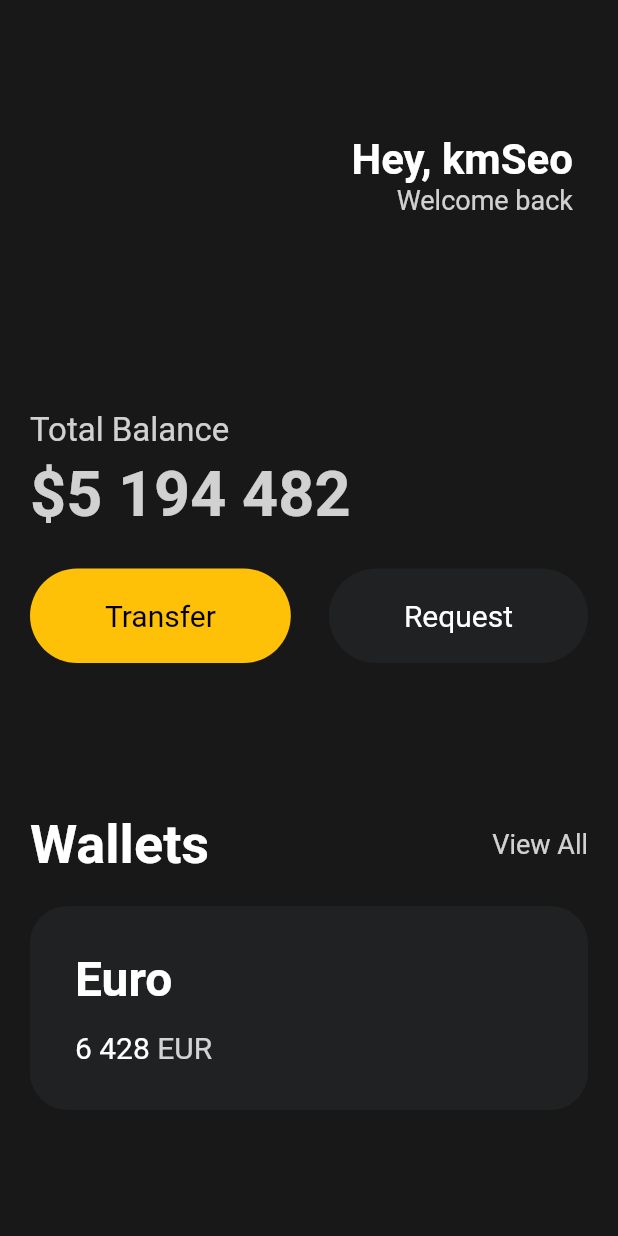
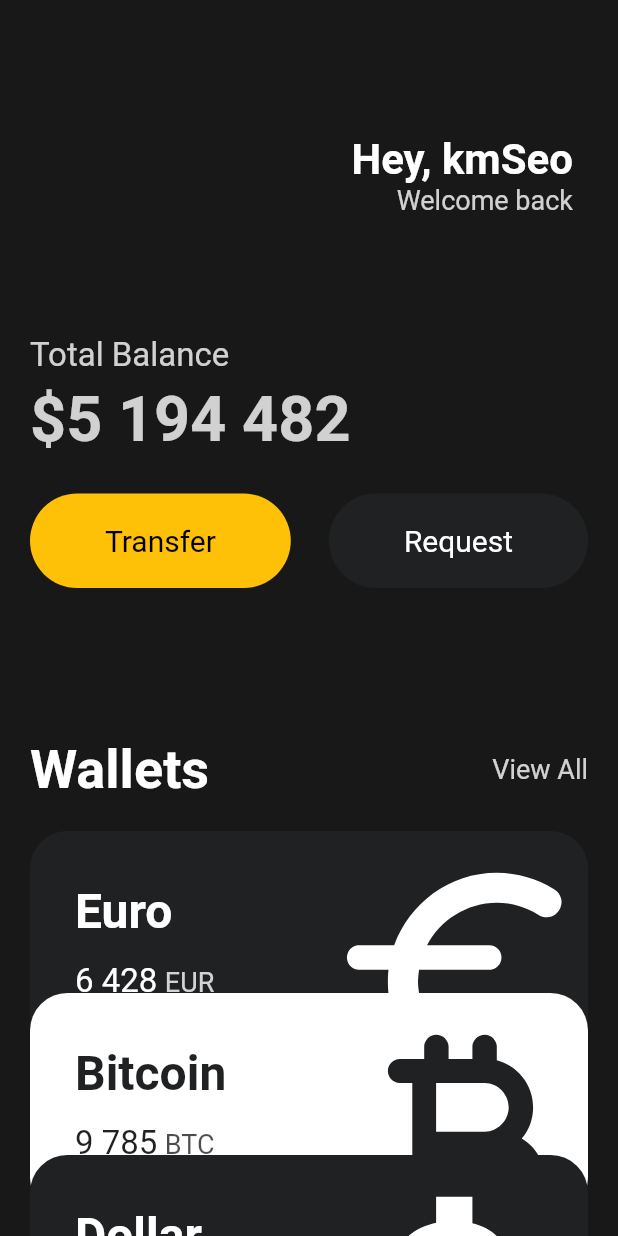
Before and after one commit to KangmoonSeo/awesome-flutter-app, a Flutter app: the screen it shows after launch, on a phone screen of 412 x 824 dp. Run offline on Flutter 3.47's test engine with Material 2 defaults, Android fonts, the phone set to English and light mode, and no system bars.

Commit message:
feat: toonflix UI 제작

```diff
--- a/workspace/toonflix/lib/main.dart
+++ b/workspace/toonflix/lib/main.dart
@@ -1,5 +1,6 @@
 import 'package:flutter/material.dart';
 import 'package:toonflix/widget/button.dart';
+import 'package:toonflix/widget/currency_card.dart';
 
 void main() {
   runApp(const App()); // runApp function is imported by flutter/material.dart
@@ -15,7 +16,8 @@ class App extends StatelessWidget {
     return MaterialApp(
       home: Scaffold(
         backgroundColor: const Color(0xFF181818),
-        body: Padding(
+        body: SingleChildScrollView(
+          child: Padding(
             padding: const EdgeInsets.symmetric(
               horizontal: 20,
             ),
@@ -54,7 +56,7 @@ class App extends StatelessWidget {
                   ],
                 ),
                 const SizedBox(
-                height: 120,
+                  height: 70,
                 ),
                 Text(
                   'Total Balance',
@@ -118,56 +120,32 @@ class App extends StatelessWidget {
                 const SizedBox(
                   height: 20,
                 ),
-              Container(
-                decoration: BoxDecoration(
-                    color: const Color(0xFF1F2123),
-                    borderRadius: BorderRadius.circular(25)),
-                child: Padding(
-                  padding: const EdgeInsets.all(30),
-                  child: Row(
-                    children: [
-                      Column(
-                        crossAxisAlignment: CrossAxisAlignment.start,
-                        children: [
-                          const Text(
-                            "Euro",
-                            style: TextStyle(
-                              color: Colors.white,
-                              fontSize: 32,
-                              fontWeight: FontWeight.w600,
+                const CurrencyCard(
+                  order: 0,
+                  name: "Euro",
+                  code: "EUR",
+                  amount: "6 428",
+                  icon: Icons.euro_rounded,
+                  isInverted: false,
                 ),
+                const CurrencyCard(
+                  order: 1,
+                  name: "Bitcoin",
+                  code: "BTC",
+                  amount: "9 785",
+                  icon: Icons.currency_bitcoin_rounded,
+                  isInverted: true,
                 ),
-                          const SizedBox(
-                            height: 15,
-                          ),
-                          Row(
-                            children: [
-                              const Text(
-                                "6 428",
-                                style: TextStyle(
-                                  color: Colors.white,
-                                  fontSize: 20,
-                                ),
-                              ),
-                              const SizedBox(
-                                width: 5,
-                              ),
-                              Text(
-                                "EUR",
-                                style: TextStyle(
-                                  color: Colors.white.withOpacity(0.8),
-                                  fontSize: 20,
-                                ),
+                const CurrencyCard(
+                  name: "Dollar",
+                  order: 2,
+                  code: "USD",
+                  amount: "31 529",
+                  icon: Icons.attach_money_outlined,
+                  isInverted: false,
                 ),
               ],
             ),
-                        ],
-                      ),
-                    ],
-                  ),
-                ),
-              ),
-            ],
           ),
         ),
       ),
--- /dev/null
+++ b/workspace/toonflix/lib/widget/currency_card.dart
@@ -0,0 +1,91 @@
+import 'package:flutter/material.dart';
+
+class CurrencyCard extends StatelessWidget {
+  final String name, code, amount;
+  final IconData icon;
+  final bool isInverted;
+  final int order;
+
+  final Color _blackColor = const Color(0xFF1F2123);
+
+  const CurrencyCard({
+    super.key,
+    required this.name,
+    required this.code,
+    required this.amount,
+    required this.icon,
+    required this.isInverted,
+    required this.order,
+  });
+
+  @override
+  Widget build(BuildContext context) {
+    return Transform.translate(
+      offset: Offset(0, order * -40),
+      child: Container(
+        clipBehavior: Clip.hardEdge,
+        decoration: BoxDecoration(
+            color: isInverted ? Colors.white : _blackColor,
+            borderRadius: BorderRadius.circular(25)),
+        child: Padding(
+          padding: const EdgeInsets.all(30),
+          child: Row(
+            mainAxisAlignment: MainAxisAlignment.spaceBetween,
+            children: [
+              Column(
+                crossAxisAlignment: CrossAxisAlignment.start,
+                children: [
+                  Text(
+                    name,
+                    style: TextStyle(
+                      color: isInverted ? _blackColor : Colors.white,
+                      fontSize: 32,
+                      fontWeight: FontWeight.w600,
+                    ),
+                  ),
+                  const SizedBox(
+                    height: 15,
+                  ),
+                  Row(
+                    children: [
+                      Text(
+                        amount,
+                        style: TextStyle(
+                          color: isInverted ? _blackColor : Colors.white,
+                          fontSize: 22,
+                        ),
+                      ),
+                      const SizedBox(
+                        width: 5,
+                      ),
+                      Text(
+                        code,
+                        style: TextStyle(
+                          color: isInverted
+                              ? _blackColor.withOpacity(0.8)
+                              : Colors.white.withOpacity(0.8),
+                          fontSize: 18,
+                        ),
+                      ),
+                    ],
+                  ),
+                ],
+              ),
+              Transform.scale(
+                scale: 2.2,
+                child: Transform.translate(
+                  offset: const Offset(-5, 12),
+                  child: Icon(
+                    icon,
+                    color: isInverted ? _blackColor : Colors.white,
+                    size: 88,
+                  ),
+                ),
+              ),
+            ],
+          ),
+        ),
+      ),
+    );
+  }
+}
```
Also changed, not shown: 1 other file. Lines whose indentation alone changed are shown as unchanged.
